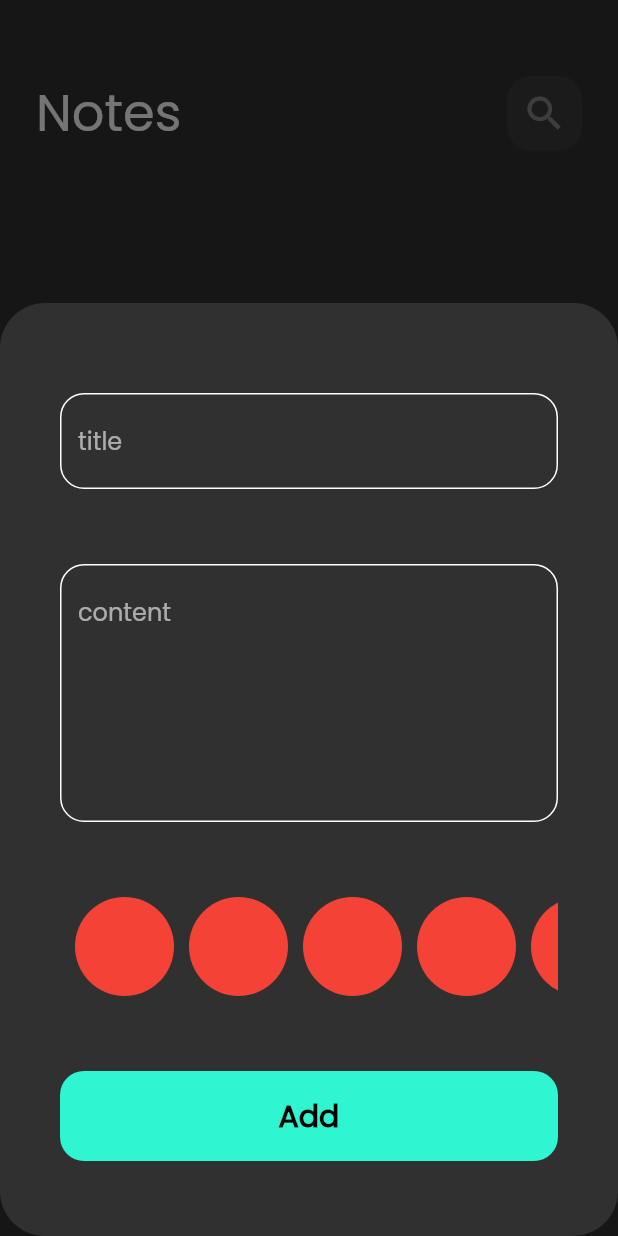
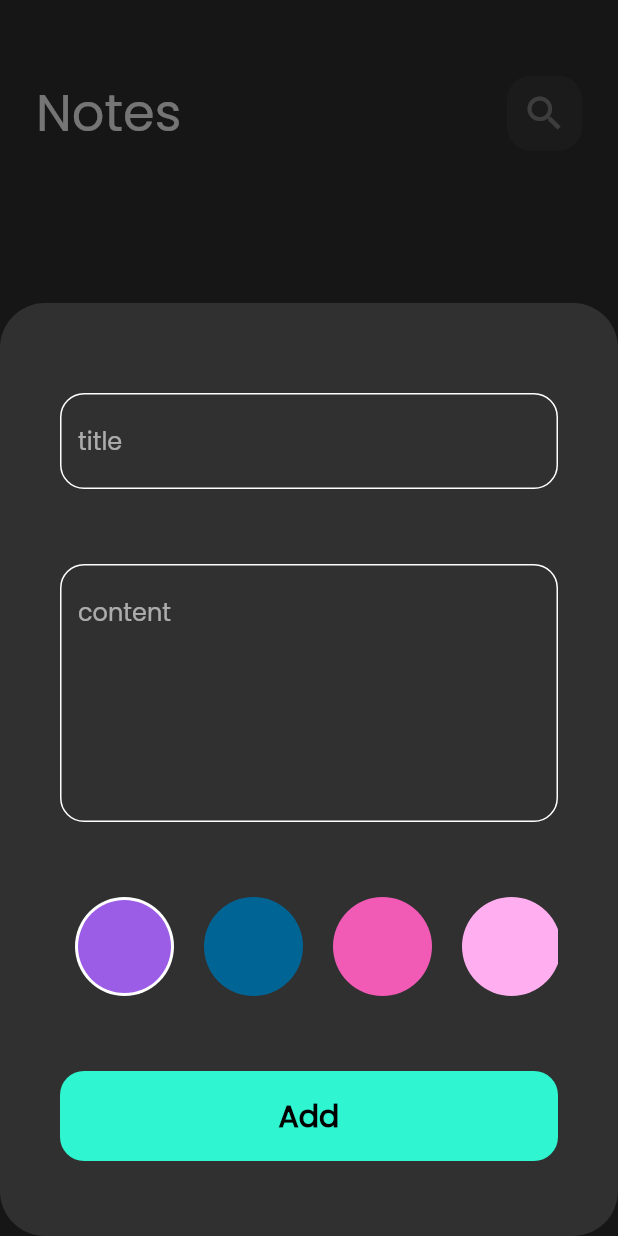
Before and after one commit to Mohamed-Elghzaly/note_app, a Flutter app: the screen it shows after launch, after a tap on the "add" icon, on a phone screen of 412 x 824 dp. Run offline on Flutter 3.47's test engine with Material 2 defaults, Android fonts, the phone set to English and light mode, and no system bars; our stand-ins replace bloc, flutter_bloc, font_awesome_flutter, hive, hive_flutter, modal_progress_hud_nsn; accounts and stored records are empty.

Commit message:
colors list view done

```diff
--- a/lib/views/widgets/add_note_form.dart
+++ b/lib/views/widgets/add_note_form.dart
@@ -50,7 +50,8 @@ class AddNoteFormState extends State<AddNoteForm> {
           const SizedBox(
             height: 50,
           ),
-          const ColorListView(),
+          const ColorListView(
+          ),
           const SizedBox(
             height: 50,
           ),
--- a/lib/views/widgets/colors_list_view.dart
+++ b/lib/views/widgets/colors_list_view.dart
@@ -1,36 +1,70 @@
 import 'package:flutter/material.dart';
 
 class ColorItem extends StatelessWidget {
-  const ColorItem({super.key});
+  const ColorItem({super.key, required this.colorPicked, required this.color});
 
+  final bool colorPicked;
+  final Color color;
   @override
   Widget build(BuildContext context) {
-    return Row(
-      children: const [
-        SizedBox(
-          width: 10,
-        ),
-        CircleAvatar(
-          backgroundColor: Colors.red,
-          radius: 33,
-        ),
-      ],
-    );
+    return colorPicked
+        ? CircleAvatar(
+            backgroundColor: Colors.white,
+            radius: 33,
+            child: CircleAvatar(
+              backgroundColor: color,
+              radius: 31,
+            ),
+          )
+        : CircleAvatar(
+            backgroundColor: color,
+            radius: 33,
+          );
   }
 }
 
-class ColorListView extends StatelessWidget {
+class ColorListView extends StatefulWidget {
   const ColorListView({super.key});
 
+  @override
+  State<ColorListView> createState() => _ColorListViewState();
+}
+
+class _ColorListViewState extends State<ColorListView> {
+  int currentIndex = 0;
+  List<Color> colors = const [
+    Color(0xff9B5DE5),
+    Color(0xff006494),
+    Color(0xffF15BB5),
+    Color(0xffFFAFF0),
+    Color(0xffFEE440),
+    Color(0xff00BBF9),
+    Color(0xff7F96FF),
+    Color(0xff00F5D4),
+    Color(0xffA6CFD5),
+    Color(0xffDBFCFF),
+  ];
   @override
   Widget build(BuildContext context) {
     return SizedBox(
       height: 66,
       child: ListView.builder(
         scrollDirection: Axis.horizontal,
-        itemCount: 30,
+        itemCount: colors.length,
         itemBuilder: (context, index) {
-          return const ColorItem();
+          return Padding(
+            padding: const EdgeInsets.symmetric(horizontal: 10),
+            child: GestureDetector(
+              onTap: () {
+                currentIndex = index;
+                setState(() {});
+              },
+              child: ColorItem(
+                color: colors[index],
+                colorPicked: currentIndex == index,
+              ),
+            ),
+          );
         },
       ),
     );
```
